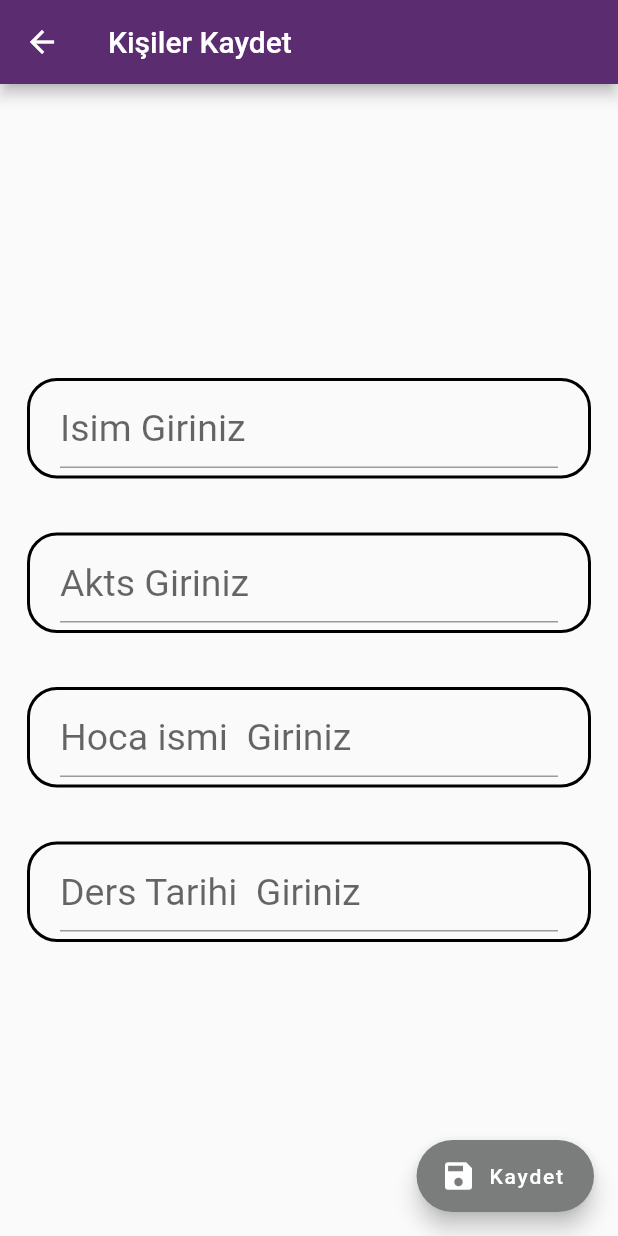
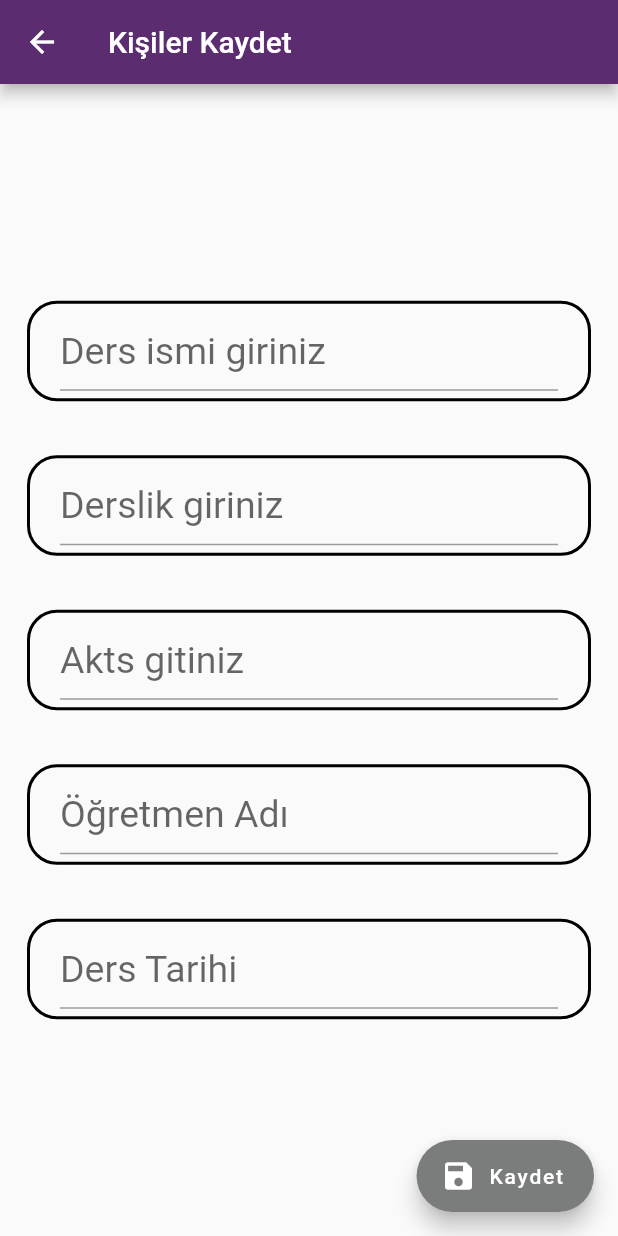
Before and after one commit to Ahmetakaslan/Ders_Program-_app, a Flutter app: the screen it shows after launch, after a tap on "Ekle", on a phone screen of 412 x 824 dp. Run offline on Flutter 3.47's test engine with Material 2 defaults, Android fonts, the light colour scheme and no system bars; our stand-ins replace sqflite; missing offline and left inert: dart:ffi; accounts and stored records are empty.

Commit message:
mvvm model eklendi , yeni alanlar eklendi

```diff
--- a/lib/kisikayitsayfasi_widget.dart
+++ /dev/null
@@ -1,145 +0,0 @@
-import 'dart:ffi';
-
-import 'package:flutter/material.dart';
-import 'package:flutter/src/widgets/framework.dart';
-import 'package:flutter/src/widgets/placeholder.dart';
-import 'package:kisiler/kisilerdao.dart';
-import 'package:kisiler/main.dart';
-
-class Kisi_Kaydet extends StatefulWidget {
-  const Kisi_Kaydet({super.key});
-
-  @override
-  State<Kisi_Kaydet> createState() => _Kisi_KaydetState();
-}
-
-class _Kisi_KaydetState extends State<Kisi_Kaydet> {
-  Future<void> kisi_kayit_et(String ders_ad, String akts , String hoca_ad,String ders_tarih) async {
-    Kisilerdao().kisi_kayit_et(ders_ad, akts,hoca_ad,ders_tarih);
-
-    Navigator.push(
-        context,
-        MaterialPageRoute(
-          builder: (context) => AnaEkran(),
-        ));
-  }
-
-  var a = TextEditingController();
-  var b = TextEditingController();
-  var c= TextEditingController();
-    var d= TextEditingController();
-  @override
-  Widget build(BuildContext context) {
-    return Scaffold(
-      appBar: AppBar(
-        backgroundColor: Color(0xFF5B2C6F),
-        title: Text("Kişiler Kaydet"),
-      ),
-      body: Center(
-        child: SingleChildScrollView(
-          child: Column(
-            mainAxisAlignment: MainAxisAlignment.center,
-            children: <Widget>[
-              Padding(
-                padding: const EdgeInsets.all(18.0),
-                child: Container(
-                  padding: EdgeInsets.symmetric(horizontal: 20, vertical: 5),
-                  decoration: BoxDecoration(
-                      border: Border.all(width: 2),
-                      borderRadius: BorderRadius.circular(20)),
-                  child: TextField(
-                    style: TextStyle(fontSize: 25),
-                    decoration: InputDecoration(
-                        hintText: "Isim Giriniz",
-                        hintStyle: TextStyle(fontSize: 25)),
-                    controller: a,
-                  ),
-                ),
-              ),
-              Padding(
-                padding: const EdgeInsets.all(18.0),
-                child: Container(
-                  padding: EdgeInsets.symmetric(horizontal: 20, vertical: 5),
-                  decoration: BoxDecoration(
-                      border: Border.all(width: 2),
-                      borderRadius: BorderRadius.circular(20)),
-                  child: TextField(
-                    keyboardType: TextInputType.number,
-                    style: TextStyle(fontSize: 25),
-                    controller: b,
-                    decoration: InputDecoration(
-                        hintText: "Akts Giriniz",
-                        hintStyle: TextStyle(fontSize: 25)),
-                  ),
-                ),
-              ),
-               Padding(
-                padding: const EdgeInsets.all(18.0),
-                child: Container(
-                  padding: EdgeInsets.symmetric(horizontal: 20, vertical: 5),
-                  decoration: BoxDecoration(
-                      border: Border.all(width: 2),
-                      borderRadius: BorderRadius.circular(20)),
-                  child: TextField(
-
-                    style: TextStyle(fontSize: 25),
-                    controller: c,
-                    decoration: InputDecoration(
-                        hintText: "Hoca ismi  Giriniz",
-                        hintStyle: TextStyle(fontSize: 25)),
-                  ),
-                ),
-              ),
-                    Padding(
-                padding: const EdgeInsets.all(18.0),
-                child: Container(
-                  padding: EdgeInsets.symmetric(horizontal: 20, vertical: 5),
-                  decoration: BoxDecoration(
-                      border: Border.all(width: 2),
-                      borderRadius: BorderRadius.circular(20)),
-                  child: TextField(
-
-                    style: TextStyle(fontSize: 25),
-                    controller: d,
-                    decoration: InputDecoration(
-                        hintText: "Ders Tarihi  Giriniz",
-                        hintStyle: TextStyle(fontSize: 25)),
-                  ),
-                ),
-              ),
-            ],
-          ),
-        ),
-      ),
-      floatingActionButton: FloatingActionButton.extended(
-        backgroundColor: Color(0xFF7B7D7D),
-        onPressed: () {
-        if(a.text=="" || b.text =="" ||c.text==""){
-  ScaffoldMessenger.of(context).showSnackBar(
-                SnackBar(
-                  elevation: 0,
-                  backgroundColor: Colors.transparent,
-                  duration: Duration(seconds: 1),
-                  content: Container(
-                      height: 50,
-                      alignment: Alignment.center,
-                      decoration: BoxDecoration(
-                          borderRadius: BorderRadius.circular(20),
-                          color: Colors.black),
-                      child: Text(
-                        "Lütfen Alanları Doldurun",
-                        style: TextStyle(fontSize: 25, color: Colors.red),
-                      )),
-                  behavior: SnackBarBehavior.floating,
-                ));
-        }else{
-            kisi_kayit_et(a.text, b.text,c.text,d.text);
-        }
-        },
-        tooltip: 'Increment',
-        label: Text("Kaydet"),
-        icon: Icon(Icons.save),
-      ),
-    );
-  }
-}
--- a/lib/main.dart
+++ b/lib/main.dart
@@ -1,10 +1,10 @@
 import 'dart:io';
 
 import 'package:flutter/material.dart';
-import 'package:kisiler/kisidetay_widget.dart';
-import 'package:kisiler/kisikayitsayfasi_widget.dart';
-import 'package:kisiler/kisilerdao.dart';
-import 'package:kisiler/kisilerdb.dart';
+import 'package:kisiler/view/kisidetay_widget.dart';
+import 'package:kisiler/view/kisikayitsayfasi_widget.dart';
+import 'package:kisiler/viewmodel/kisilerdao.dart';
+import 'package:kisiler/model/kisilerdb.dart';
 
 void main() {
   runApp(MyApp());
@@ -44,7 +44,7 @@ class _AnaEkranState extends State<AnaEkran> {
     late List<Kisilerdb> a;
     try {
       a = await Kisilerdao().tumKisiler();
-      print(a[0].ders_ad);
+
     } catch (e) {
       print(e);
     }
@@ -147,6 +147,7 @@ class _AnaEkranState extends State<AnaEkran> {
         title: aramaYapiliyormu
             ? TextFormField(
           style: TextStyle(color: Colors.white),
+          autofocus: true,
                 onChanged: (value) {
                   print(value);
                   setState(() {
@@ -179,7 +180,23 @@ class _AnaEkranState extends State<AnaEkran> {
           )
         ],
       ),
-      body: WillPopScope(
+      body: Body(),
+      floatingActionButton: FloatingActionButton.extended(
+          backgroundColor: Color(0xFF7B7D7D),
+          onPressed: () {
+            Navigator.push(
+                context,
+                MaterialPageRoute(
+                  builder: (context) => Kisi_Kaydet(),
+                ));
+          },
+          label: Text("Ekle"),
+          icon: Icon(Icons.add)),
+    );
+  }
+
+  WillPopScope Body() {
+    return WillPopScope(
       onWillPop: () => uygulamayiKapat(),
       child: FutureBuilder(
         future: aramaYapiliyormu ? kisiAra(arama_kelimesi) : tumKisiler(),
@@ -265,18 +282,6 @@ class _AnaEkranState extends State<AnaEkran> {
           }
         },
       ),
-      ),
-      floatingActionButton: FloatingActionButton.extended(
-          backgroundColor: Color(0xFF7B7D7D),
-          onPressed: () {
-            Navigator.push(
-                context,
-                MaterialPageRoute(
-                  builder: (context) => Kisi_Kaydet(),
-                ));
-          },
-          label: Text("Ekle"),
-          icon: Icon(Icons.add)),
     );
   }
 }
--- a/lib/kisilerdb.dart
+++ b/lib/model/kisilerdb.dart
@@ -6,7 +6,6 @@ class Kisilerdb{
     String ders_akts;
     String ders_hoca;
     String ders_tarih;
-    Kisilerdb(this.ders_id,this.ders_ad,this.ders_akts,this.ders_hoca,this.ders_tarih);
-
-
+    String derslik;
+    Kisilerdb(this.ders_id,this.ders_ad,this.ders_akts,this.ders_hoca,this.ders_tarih,this.derslik);
 }
--- /dev/null
+++ b/lib/view/kisidetay_widget.dart
@@ -0,0 +1,126 @@
+import 'package:flutter/cupertino.dart';
+import 'package:flutter/material.dart';
+import 'package:flutter/src/widgets/framework.dart';
+import 'package:flutter/src/widgets/placeholder.dart';
+import 'package:kisiler/viewmodel/kisilerdao.dart';
+import 'package:kisiler/model/kisilerdb.dart';
+import 'package:kisiler/main.dart';
+
+class KisiDetay extends StatefulWidget {
+  Kisilerdb kisilerdb;
+  KisiDetay(this.kisilerdb);
+
+
+  @override
+  State<KisiDetay> createState() => _KisiDetayState();
+}
+
+class _KisiDetayState extends State<KisiDetay> {
+
+  Future<void> kisi_guncelle(
+      int kisi_id, String kisi_ad, String kisi_tel ,String ders_hoca,String ders_tarih,String derslik) async {
+    Kisilerdao().kisi_Guncelle(kisi_id, kisi_ad, kisi_tel,ders_hoca,ders_tarih,derslik);
+    ScaffoldMessenger.of(context).showSnackBar(
+      SnackBar(
+        backgroundColor: Colors.transparent,
+        elevation: 0,
+        duration: Duration(seconds: 1, microseconds: 50),
+        behavior: SnackBarBehavior.floating,
+        content: Padding(
+          padding: const EdgeInsets.only(left: 80,right: 80),
+          child: Container(
+
+            //EdgeInsets.only(left: size.width/12),
+            // EdgeInsets.symmetric(horizontal:size.width/4, vertical: 5),
+            alignment: Alignment.center,
+            child: Padding(
+              padding: const EdgeInsets.all(8.0),
+              child: Text(
+                "${kisi_ad} Kaydedildi",
+                style: TextStyle(fontSize: 20, color: Colors.black),
+              ),
+            ),
+            decoration: BoxDecoration(
+
+                color: Color(0xFFECF0F1 ), borderRadius: BorderRadius.circular(20)),
+          ),
+        ),
+      ),
+    );
+    Navigator.push(
+        context,
+        MaterialPageRoute(
+          builder: (context) => AnaEkran(),
+        ));
+  }
+
+  var a = TextEditingController();
+  var b = TextEditingController();
+  var c= TextEditingController();
+  var d= TextEditingController();
+  var e =TextEditingController();
+  @override
+  void initState() {
+    // TODO: implement initState
+    a.text = widget.kisilerdb.ders_ad;
+    b.text = widget.kisilerdb.ders_akts;
+    c.text=widget.kisilerdb.ders_hoca;
+    d.text=widget.kisilerdb.ders_tarih;
+    e.text=widget.kisilerdb.derslik;
+
+  }
+
+  @override
+  Widget build(BuildContext context) {
+    Size size=MediaQuery.of(context).size;
+    return Scaffold(
+      appBar: AppBar(
+        backgroundColor: Color(0xFF9A7D0A),
+            title: Text("Derslerin ayrıntısı "),
+      ),
+      body: Center(
+        child: Column(
+          mainAxisAlignment: MainAxisAlignment.center,
+          children: <Widget>[
+        myTextField(hint_text: "Ders adı girinizs", textEditingController: a),
+            // buraya derslik gelecek
+            myTextField(hint_text: "Derslik adı gitiniz", textEditingController: e),
+           myTextField(hint_text: "Akts giriniz", textEditingController: b),
+              myTextField(textEditingController: c,hint_text: "Öğretmen adı giriniz"),
+            myTextField(hint_text: "Ders tarihi giriniz", textEditingController: d),
+          ],
+        ),
+      ),
+      floatingActionButton: FloatingActionButton.extended(
+        onPressed: () {
+          kisi_guncelle(widget.kisilerdb.ders_id, a.text, b.text,c.text,d.text,e.text);
+          print("Gucellendi");
+        },
+        tooltip: 'Increment',
+        label: Text("Güncelle"),
+        icon: const Icon(Icons.update),
+      ),
+    );
+    ;
+  }
+
+  Padding myTextField({required String hint_text,required TextEditingController textEditingController}) {
+    return Padding(
+            padding: const EdgeInsets.all(18.0),
+            child: Container(
+              padding: EdgeInsets.symmetric(horizontal: 20, vertical: 5),
+              decoration: BoxDecoration(
+                  border: Border.all(width: 2),
+                  borderRadius: BorderRadius.circular(20)),
+              child: TextField(
+
+                style: TextStyle(fontSize: 25),
+                controller: textEditingController,
+                decoration: InputDecoration(
+                    hintText: "$hint_text",
+                    hintStyle: TextStyle(fontSize: 25)),
+              ),
+            ),
+          );
+  }
+}
--- /dev/null
+++ b/lib/view/kisikayitsayfasi_widget.dart
@@ -0,0 +1,104 @@
+import 'dart:ffi';
+
+import 'package:flutter/material.dart';
+import 'package:flutter/src/widgets/framework.dart';
+import 'package:flutter/src/widgets/placeholder.dart';
+import 'package:kisiler/viewmodel/kisilerdao.dart';
+import 'package:kisiler/main.dart';
+
+class Kisi_Kaydet extends StatefulWidget {
+  const Kisi_Kaydet({super.key});
+
+  @override
+  State<Kisi_Kaydet> createState() => _Kisi_KaydetState();
+}
+
+class _Kisi_KaydetState extends State<Kisi_Kaydet> {
+  Future<void> kisi_kayit_et(
+      String ders_ad, String akts, String hoca_ad, String ders_tarih,String derslik) async {
+    Kisilerdao().kisi_kayit_et(ders_ad, akts, hoca_ad, ders_tarih,derslik);
+
+    Navigator.push(
+        context,
+        MaterialPageRoute(
+          builder: (context) => AnaEkran(),
+        ));
+  }
+
+  var a = TextEditingController();
+  var b = TextEditingController();
+  var c = TextEditingController();
+  var d = TextEditingController();
+  var e=TextEditingController();
+  @override
+  Widget build(BuildContext context) {
+    return Scaffold(
+      appBar: AppBar(
+        backgroundColor: Color(0xFF5B2C6F),
+        title: Text("Kişiler Kaydet"),
+      ),
+      body: Center(
+        child: SingleChildScrollView(
+          child: Column(
+            mainAxisAlignment: MainAxisAlignment.center,
+            children: <Widget>[
+              myTextField(isim: "Ders ismi giriniz", textEditingController: a),
+              myTextField(isim: "Derslik giriniz", textEditingController: e),
+              myTextField(isim: "Akts gitiniz", textEditingController: b),
+              myTextField(isim: "Öğretmen Adı", textEditingController: c),
+              myTextField(isim: "Ders Tarihi", textEditingController: d),
+            ],
+          ),
+        ),
+      ),
+      floatingActionButton: FloatingActionButton.extended(
+        backgroundColor: Color(0xFF7B7D7D),
+        onPressed: () {
+          if (a.text == "" || b.text == "" || c.text == "") {
+            ScaffoldMessenger.of(context).showSnackBar(SnackBar(
+              elevation: 0,
+              backgroundColor: Colors.transparent,
+              duration: Duration(seconds: 1),
+              content: Container(
+                  height: 50,
+                  alignment: Alignment.center,
+                  decoration: BoxDecoration(
+                      borderRadius: BorderRadius.circular(20),
+                      color: Colors.black),
+                  child: Text(
+                    "Lütfen Alanları Doldurun",
+                    style: TextStyle(fontSize: 25, color: Colors.red),
+                  )),
+              behavior: SnackBarBehavior.floating,
+            ));
+          } else {
+            kisi_kayit_et(a.text, b.text, c.text, d.text,e.text);
+          }
+        },
+        tooltip: 'Increment',
+        label: Text("Kaydet"),
+        icon: Icon(Icons.save),
+      ),
+    );
+  }
+
+  Padding myTextField(
+      {required String isim,
+      required TextEditingController textEditingController}) {
+    return Padding(
+      padding: const EdgeInsets.all(18.0),
+      child: Container(
+        padding: EdgeInsets.symmetric(horizontal: 20, vertical: 5),
+        decoration: BoxDecoration(
+            border: Border.all(width: 2),
+            borderRadius: BorderRadius.circular(20)),
+        child: TextField(
+          style: TextStyle(fontSize: 25),
+          controller: textEditingController,
+          decoration: InputDecoration(
+              hintText: "$isim", hintStyle: TextStyle(fontSize: 25)),
+        ),
+      ),
+    );
+  }
+}
--- a/lib/VeriTabanYardimcisi.dart
+++ b/lib/viewmodel/VeriTabanYardimcisi.dart
@@ -21,4 +21,5 @@ class VeriTabaniYardimcisi{
     }
     return openDatabase(pathOfDatabase);
   }
+
 }
--- a/lib/kisilerdao.dart
+++ b/lib/viewmodel/kisilerdao.dart
@@ -1,9 +1,12 @@
-import 'package:kisiler/VeriTabanYardimcisi.dart';
-import 'package:kisiler/kisilerdb.dart';
+import 'package:kisiler/viewmodel/VeriTabanYardimcisi.dart';
+import 'package:kisiler/model/kisilerdb.dart';
+import 'package:path/path.dart';
+import 'package:sqflite/sqflite.dart';
 
 class Kisilerdao {
   Future<List<Kisilerdb>> tumKisiler() async {
     var db = await VeriTabaniYardimcisi.connectToDatabase();
+
     List<Map<String, dynamic>> listem =
         await db.rawQuery("Select * from dersler");
     print(listem.length);
@@ -12,11 +15,13 @@ class Kisilerdao {
       var kisi_id = sirali["ders_id"];
       var kisi_ad = sirali["ders_ad"];
       var kisi_tel = sirali["ders_akts"];
-      var ders_hoca=sirali["ders_hoca"];
-         var ders_tarih=sirali["ders_tarih"];
+      var ders_hoca = sirali["ders_hoca"];
+      var ders_tarih = sirali["ders_tarih"];
+      var derslik=sirali["derslik"];
 
-      return Kisilerdb(kisi_id, kisi_ad, kisi_tel,ders_hoca,ders_tarih);
+      return Kisilerdb(kisi_id, kisi_ad, kisi_tel, ders_hoca, ders_tarih,derslik);
     });
+
   }
 
   Future<void> kisiSil(int id) async {
@@ -28,31 +33,34 @@ class Kisilerdao {
     }
   }
 
-  Future<void> kisi_kayit_et(String ders_ad, String ders_akts ,String ders_hoca,String ders_tarih) async {
+  Future<void> kisi_kayit_et(String ders_ad, String ders_akts, String ders_hoca,
+      String ders_tarih,String derslik) async {
     var db = await VeriTabaniYardimcisi.connectToDatabase();
 
     try {
       var mapim = Map<String, dynamic>();
       mapim["ders_ad"] = ders_ad;
       mapim["ders_akts"] = ders_akts;
-      mapim["ders_hoca"]=ders_hoca;
-      mapim["ders_tarih"]=ders_tarih;
+      mapim["ders_hoca"] = ders_hoca;
+      mapim["ders_tarih"] = ders_tarih;
+      mapim["derslik"]=derslik;
       db.insert("dersler", mapim);
     } catch (e) {
       print("Kisi kayıt et Kısmı " + e.toString());
     }
   }
 
-  Future<void> kisi_Guncelle(
-      int kisi_id, String kisi_ad, String kisi_tel,String ders_hoca,String ders_tarih) async {
+  Future<void> kisi_Guncelle(int kisi_id, String kisi_ad, String kisi_tel,
+      String ders_hoca, String ders_tarih,String derslik) async {
     var db = await VeriTabaniYardimcisi.connectToDatabase();
     try {
       var mapim = await Map<String, dynamic>();
       mapim["ders_id"] = kisi_id;
       mapim["ders_ad"] = kisi_ad;
       mapim["ders_akts"] = kisi_tel;
-      mapim["ders_hoca"]=ders_hoca;
-      mapim["ders_tarih"]=ders_tarih;
+      mapim["ders_hoca"] = ders_hoca;
+      mapim["ders_tarih"] = ders_tarih;
+      mapim["derslik"]=derslik;
       db.update("dersler", mapim, where: "ders_id=?", whereArgs: [kisi_id]);
     } catch (e) {
       print("kisi_guncelle kısmında " + e.toString());
@@ -64,10 +72,10 @@ class Kisilerdao {
     late List<Map<String, dynamic>> listem;
     try {
       listem = await db.rawQuery(
-          "Select * from dersler where ders_ad like '%${kisi_ad}%' or  ders_akts like '%${kisi_ad}%' or ders_tarih like '%${kisi_ad}%' or ders_hoca like '%${kisi_ad}%' ");
+          "Select * from dersler where ders_ad like '%${kisi_ad}%' or  ders_akts like '%${kisi_ad}%' or ders_tarih like '%${kisi_ad}%' or ders_hoca like '%${kisi_ad}%'");
     } catch (e) {
 //SELECT * FROM kisiler WHERE kisi_ad LIKE '%$kisi_ad%'
-      print("kisi ara kısmında"+ e.toString());
+      print("kisi ara kısmında" + e.toString());
     }
     print(listem.length);
     return List.generate(listem.length, (index) {
@@ -75,10 +83,11 @@ class Kisilerdao {
       var kisi_id = sirali["ders_id"];
       var kisi_ad = sirali["ders_ad"];
       var kisi_tel = sirali["ders_akts"];
-      var ders_hoca=sirali["ders_hoca"];
-      var ders_tarih=sirali["ders_tarih"];
+      var ders_hoca = sirali["ders_hoca"];
+      var ders_tarih = sirali["ders_tarih"];
+      var derslik =sirali["derslik"];
 
-      return Kisilerdb(kisi_id, kisi_ad, kisi_tel,ders_hoca,ders_tarih);
+      return Kisilerdb(kisi_id, kisi_ad, kisi_tel, ders_hoca, ders_tarih,derslik);
     });
   }
 }
```
Also changed, not shown: lib/kisidetay_widget.dart (deleted, +0 -164 lines), pubspec.lock, 43 other files. Lines whose indentation alone changed are shown as unchanged.
